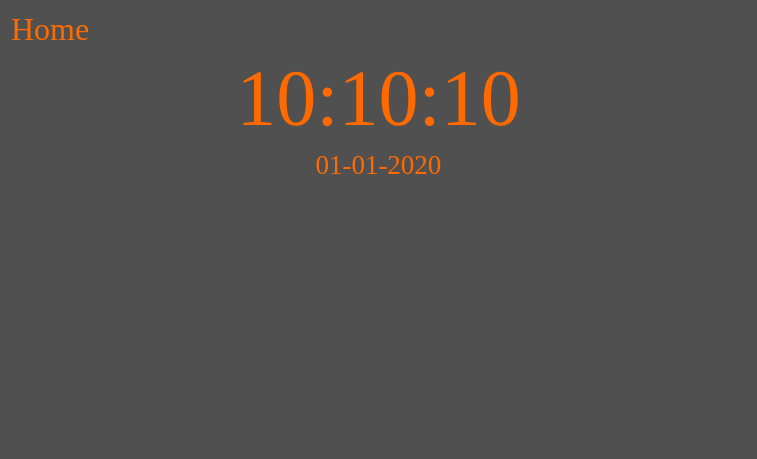
Old version of the form HomeWidget.ui in the repository gercosmit/PiProjectV2.
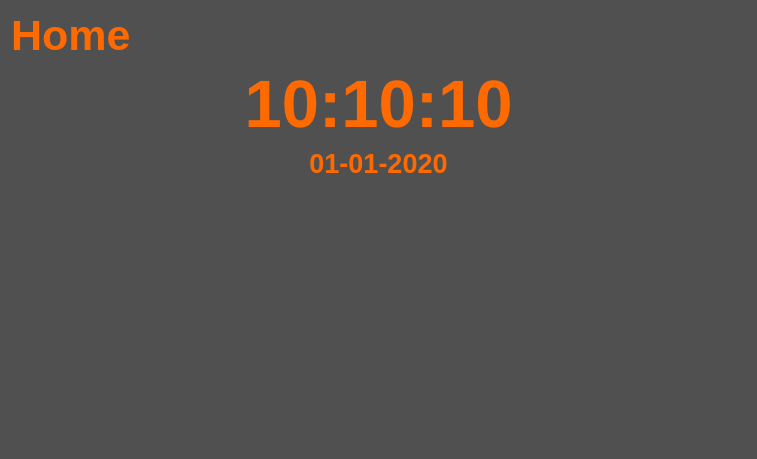
New version of the form.

Diff of the .ui file:
```diff
--- a/HomeWidget.ui
+++ b/HomeWidget.ui
@@ -27,8 +27,10 @@
      </property>
      <property name="font">
       <font>
-       <family>Times New Roman</family>
-       <pointsize>24</pointsize>
+       <family>Ubuntu</family>
+       <pointsize>32</pointsize>
+       <weight>75</weight>
+       <bold>true</bold>
       </font>
      </property>
      <property name="styleSheet">
@@ -49,8 +51,10 @@
      </property>
      <property name="font">
       <font>
-       <family>Times New Roman</family>
-       <pointsize>60</pointsize>
+       <family>Ubuntu</family>
+       <pointsize>50</pointsize>
+       <weight>75</weight>
+       <bold>true</bold>
       </font>
      </property>
      <property name="styleSheet">
@@ -74,8 +78,10 @@
      </property>
      <property name="font">
       <font>
-       <family>Times New Roman</family>
+       <family>Ubuntu</family>
        <pointsize>20</pointsize>
+       <weight>75</weight>
+       <bold>true</bold>
       </font>
      </property>
      <property name="styleSheet">
```
